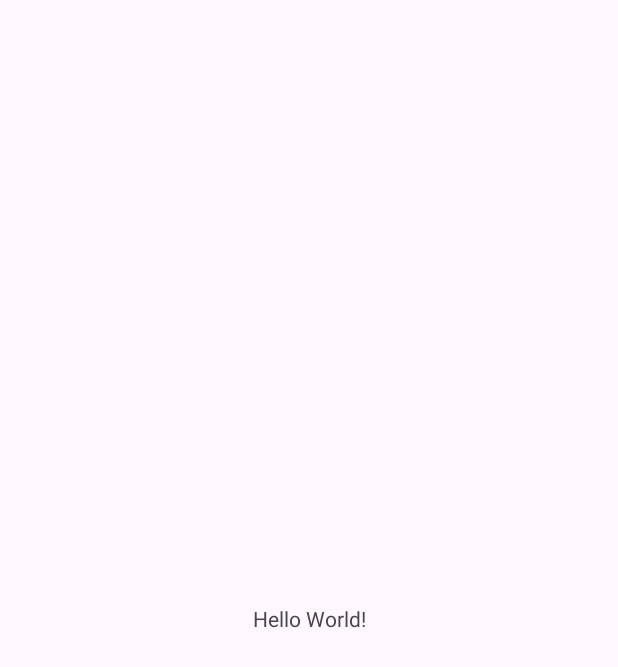
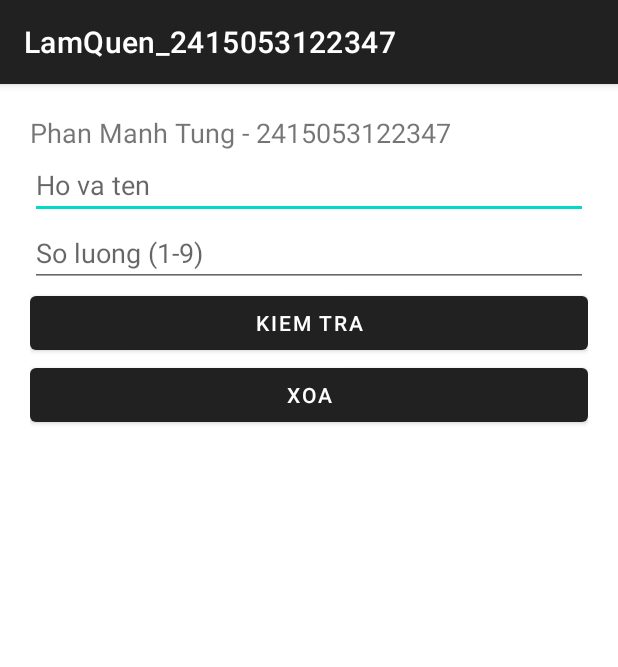
Before and after one commit to PhanManhTung-347/PhanManhTung_LamQuenTry20, an Android app: the screen it shows after launch (MainActivity), on a phone screen of 412 x 824 dp. Before the commit the part shown is almost empty. Shown: the top 667 px of the screen. Run offline under Robolectric (Android 15) with nearby library versions, the phone set to English and light mode, and no system bars.

Commit message:
Hoan thien giao dien chinh

```diff
--- a/app/build.gradle.kts
+++ b/app/build.gradle.kts
@@ -16,6 +16,9 @@ android {
         versionName = "1.0"
 
         testInstrumentationRunner = "androidx.test.runner.AndroidJUnitRunner"
+    }
+    buildFeatures{
+        viewBinding = true
     }
 
     buildTypes {
--- /dev/null
+++ b/app/src/main/java/com/example/lamquen_2415053122347/LuotNhan.kt
@@ -0,0 +1,4 @@
+package com.example.lamquen_2415053122347
+
+class LuotNhan {
+}
--- a/app/src/main/res/layout/activity_main.xml
+++ b/app/src/main/res/layout/activity_main.xml
@@ -1,5 +1,5 @@
 <?xml version="1.0" encoding="utf-8"?>
-<androidx.constraintlayout.widget.ConstraintLayout xmlns:android="http://schemas.android.com/apk/res/android"
+<ScrollView xmlns:android="http://schemas.android.com/apk/res/android"
     xmlns:app="http://schemas.android.com/apk/res-auto"
     xmlns:tools="http://schemas.android.com/tools"
     android:id="@+id/main"
@@ -7,13 +7,49 @@
     android:layout_height="match_parent"
     tools:context=".MainActivity">
 
-    <TextView
-        android:layout_width="wrap_content"
+    <LinearLayout
+        android:layout_width="match_parent"
         android:layout_height="wrap_content"
-        android:text="Hello World!"
-        app:layout_constraintBottom_toBottomOf="parent"
-        app:layout_constraintEnd_toEndOf="parent"
-        app:layout_constraintStart_toStartOf="parent"
-        app:layout_constraintTop_toTopOf="parent" />
+        android:orientation="vertical"
+        android:padding="20dp">
+        <TextView
+            android:layout_width="match_parent"
+            android:layout_height="wrap_content"
+            android:text="Phan Manh Tung - 2415053122347"
+            android:textSize="18sp"/>
+        <EditText
+            android:layout_width="match_parent"
+            android:layout_height="wrap_content"
+            android:id="@+id/editTen"
+            android:hint="Ho va ten"
+            android:inputType="textPersonName"/>
+        <EditText
+            android:layout_width="match_parent"
+            android:layout_height="wrap_content"
+            android:id="@+id/editSoLuong"
+            android:hint="So luong (1-9)"
+            android:inputType="number"/>
+        <Button
+            android:layout_width="match_parent"
+            android:layout_height="wrap_content"
+            android:id="@+id/btnKiemTra"
+            android:text="Kiem tra"/>
+        <Button
+            android:layout_width="match_parent"
+            android:layout_height="wrap_content"
+            android:id="@+id/btnXoa"
+            android:text="Xoa"/>
+        <TextView
+            android:layout_width="match_parent"
+            android:layout_height="wrap_content"
+            android:id="@+id/tvKetQua"
+            android:textSize="18sp"/>
+        <TextView
+            android:layout_width="match_parent"
+            android:layout_height="wrap_content"
+            android:id="@+id/tvMaLuot"
+            android:textSize="18sp"/>
 
-</androidx.constraintlayout.widget.ConstraintLayout>
+    </LinearLayout>
+
+</ScrollView>
--- a/app/src/main/res/values/themes.xml
+++ b/app/src/main/res/values/themes.xml
@@ -1,6 +1,6 @@
 <resources xmlns:tools="http://schemas.android.com/tools">
     <!-- Base application theme. -->
-    <style name="Base.Theme.LamQuen_2415053122347" parent="Theme.Material3.DayNight.NoActionBar">
+    <style name="Base.Theme.LamQuen_2415053122347" parent="Theme.MaterialComponents.DayNight.DarkActionBar">
         <!-- Customize your light theme here. -->
         <!-- <item name="colorPrimary">@color/my_light_primary</item> -->
     </style>
```
